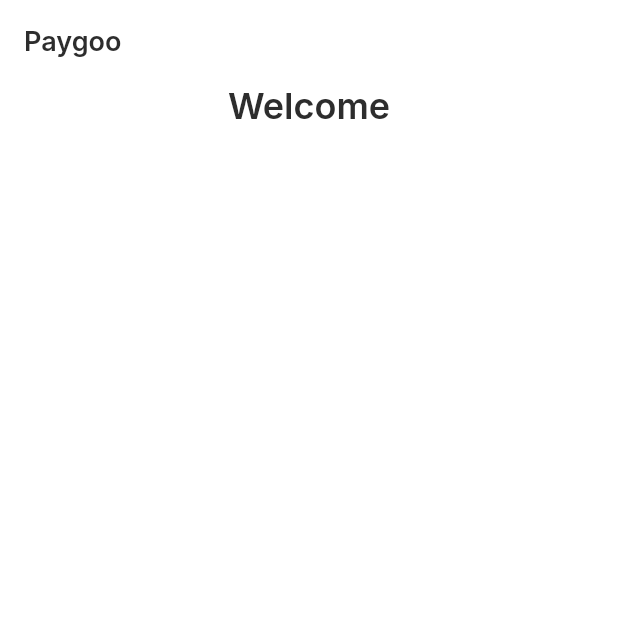
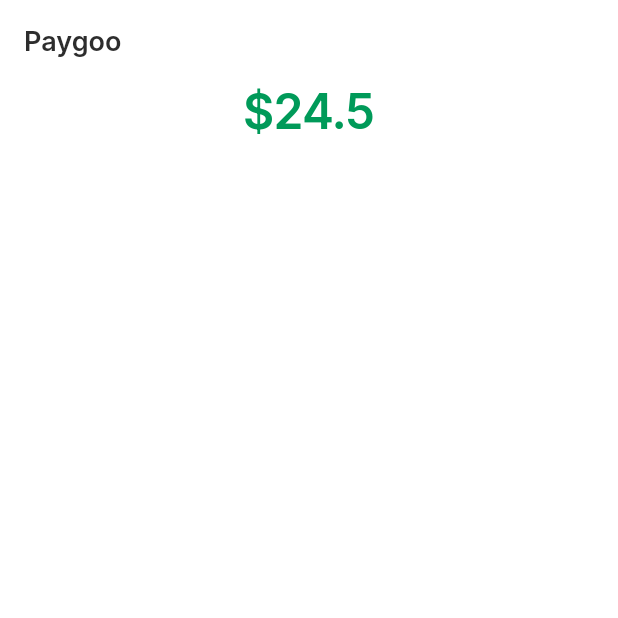
Before and after one commit to PaygooApp/paygoo, a Flutter app: the screen it shows after launch, on a phone screen of 412 x 824 dp, the top half of it. Run offline on Flutter 3.47's test engine with Material 3 defaults, Android fonts, the light colour scheme and no system bars; our stand-ins replace google_fonts.

Commit message:
feat(#9): adjust style for typography

```diff
--- a/lib/main.dart
+++ b/lib/main.dart
@@ -29,9 +29,16 @@ class HomePage extends StatelessWidget {
       body: Column(
         children: [
           Center(
-            child: Text(
-              "Welcome",
-              style: Theme.of(context).textTheme.titleLarge,
+            child: Column(
+              children: [
+                Text(
+                  "\$24.5",
+                  style: Theme.of(context).textTheme.headlineLarge?.copyWith(
+                    color: Theme.of(context).colorScheme.primary,
+                    fontWeight: .w600,
+                  ),
+                ),
+              ],
             ),
           ),
         ],
--- a/lib/utils/theme/custom_theme/text_theme.dart
+++ b/lib/utils/theme/custom_theme/text_theme.dart
@@ -11,12 +11,14 @@ class TTextTheme {
     required FontWeight fontWeight,
     required double lineHeight,
     required Color color,
+    double? letterSpacing,
   }) {
     return GoogleFonts.inter(
       fontSize: fontSize,
       fontWeight: fontWeight,
       height: lineHeight / fontSize,
       color: color,
+      letterSpacing: letterSpacing,
     );
   }
 
@@ -26,12 +28,14 @@ class TTextTheme {
     required FontWeight fontWeight,
     required double lineHeight,
     required Color color,
+    double? letterSpacing,
   }) {
     return GoogleFonts.dmSans(
       fontSize: fontSize,
       fontWeight: fontWeight,
       height: lineHeight / fontSize,
       color: color,
+      letterSpacing: letterSpacing,
     );
   }
 
@@ -41,18 +45,21 @@ class TTextTheme {
       fontWeight: FontWeight.w700,
       lineHeight: TokenPrimitiveMode1.typographylineHeightheadingxl.toDouble(),
       color: TokenPrimitiveMode1.gray900,
+      letterSpacing: -0.5,
     ),
     headlineMedium: _titleStyle(
       fontSize: TokenPrimitiveMode1.typographyfontSizetitlelg.toDouble(),
-      fontWeight: FontWeight.w600,
+      fontWeight: FontWeight.w700,
       lineHeight: TokenPrimitiveMode1.typographylineHeightheadinglg.toDouble(),
       color: TokenPrimitiveMode1.gray900,
+      letterSpacing: -0.5,
     ),
     headlineSmall: _titleStyle(
-      fontSize: TokenPrimitiveMode1.typographyfontSizetitlemd.toDouble(),
-      fontWeight: FontWeight.w600,
-      lineHeight: TokenPrimitiveMode1.typographylineHeightheadingmd.toDouble(),
+      fontSize: TokenPrimitiveMode1.typographylineHeightbodyxs.toDouble(),
+      fontWeight: FontWeight.w700,
+      lineHeight: TokenPrimitiveMode1.typographylineHeightheadingsm.toDouble(),
       color: TokenPrimitiveMode1.gray900,
+      letterSpacing: -0.5,
     ),
     titleLarge: _titleStyle(
       fontSize: TokenPrimitiveMode1.typographyfontSizetitlelg.toDouble(),
@@ -80,15 +87,16 @@ class TTextTheme {
     ),
     bodyMedium: _bodyStyle(
       fontSize: TokenPrimitiveMode1.typographyfontSizebodysm.toDouble(),
-      fontWeight: FontWeight.w400,
-      lineHeight: TokenPrimitiveMode1.typographylineHeightbodysm.toDouble(),
+      fontWeight: FontWeight.w500,
+      lineHeight: TokenPrimitiveMode1.typographylineHeightbodyxs.toDouble(),
       color: TokenPrimitiveMode1.gray900,
+      letterSpacing: -0.5,
     ),
     bodySmall: _bodyStyle(
       fontSize: TokenPrimitiveMode1.typographyfontSizebodymd.toDouble(),
-      fontWeight: FontWeight.w500,
-      lineHeight: TokenPrimitiveMode1.typographylineHeightbodymd.toDouble(),
-      color: TokenPrimitiveMode1.gray600,
+      fontWeight: FontWeight.w400,
+      lineHeight: TokenPrimitiveMode1.typographylineHeightbodysm.toDouble(),
+      color: TokenPrimitiveMode1.gray500,
     ),
     labelLarge: _bodyStyle(
       fontSize: TokenPrimitiveMode1.typographyfontSizebodyxs.toDouble(),
@@ -111,18 +119,21 @@ class TTextTheme {
       fontWeight: FontWeight.w700,
       lineHeight: TokenPrimitiveMode1.typographylineHeightheadingxl.toDouble(),
       color: TokenPrimitiveMode1.basewhite,
+      letterSpacing: -0.5,
     ),
     headlineMedium: _titleStyle(
       fontSize: TokenPrimitiveMode1.typographyfontSizetitlelg.toDouble(),
-      fontWeight: FontWeight.w600,
+      fontWeight: FontWeight.w700,
       lineHeight: TokenPrimitiveMode1.typographylineHeightheadinglg.toDouble(),
       color: TokenPrimitiveMode1.basewhite,
+      letterSpacing: -0.5,
     ),
     headlineSmall: _titleStyle(
-      fontSize: TokenPrimitiveMode1.typographyfontSizetitlemd.toDouble(),
-      fontWeight: FontWeight.w600,
-      lineHeight: TokenPrimitiveMode1.typographylineHeightheadingmd.toDouble(),
+      fontSize: TokenPrimitiveMode1.typographylineHeightbodyxs.toDouble(),
+      fontWeight: FontWeight.w700,
+      lineHeight: TokenPrimitiveMode1.typographylineHeightheadingsm.toDouble(),
       color: TokenPrimitiveMode1.basewhite,
+      letterSpacing: -0.5,
     ),
     titleLarge: _titleStyle(
       fontSize: TokenPrimitiveMode1.typographyfontSizetitlelg.toDouble(),
@@ -150,14 +161,15 @@ class TTextTheme {
     ),
     bodyMedium: _bodyStyle(
       fontSize: TokenPrimitiveMode1.typographyfontSizebodysm.toDouble(),
-      fontWeight: FontWeight.w400,
-      lineHeight: TokenPrimitiveMode1.typographylineHeightbodysm.toDouble(),
+      fontWeight: FontWeight.w500,
+      lineHeight: TokenPrimitiveMode1.typographylineHeightbodyxs.toDouble(),
       color: TokenPrimitiveMode1.basewhite,
+      letterSpacing: -0.5,
     ),
     bodySmall: _bodyStyle(
       fontSize: TokenPrimitiveMode1.typographyfontSizebodymd.toDouble(),
-      fontWeight: FontWeight.w500,
-      lineHeight: TokenPrimitiveMode1.typographylineHeightbodymd.toDouble(),
+      fontWeight: FontWeight.w400,
+      lineHeight: TokenPrimitiveMode1.typographylineHeightbodysm.toDouble(),
       color: TokenPrimitiveMode1.gray400,
     ),
     labelLarge: _bodyStyle(
```
